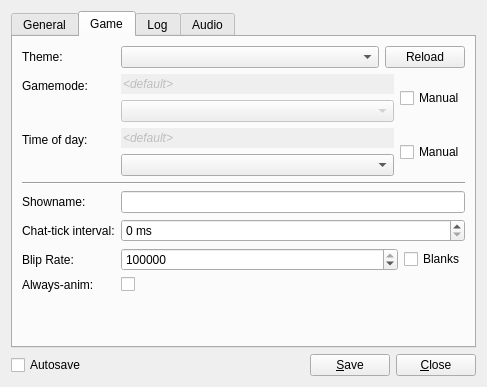
Before: the Qt Designer form res/ui/config_panel.ui in lambdcalculus/AO2-Client, drawn with Qt 5.
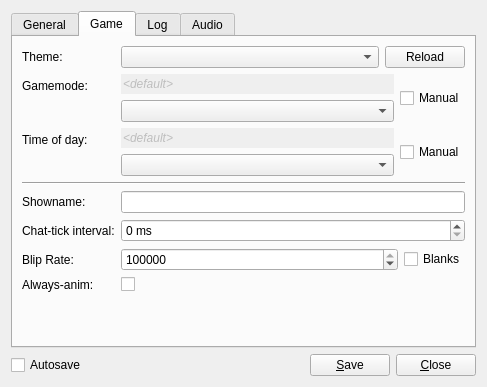
After: the same form once the commit is applied.

Commit message:
Fix manual gamemode dropdown not being enabled
* Fix manual gamemode dropdown not being enabled when manual gamemode selection is checked

What changed in the file:
```diff
--- a/res/ui/config_panel.ui
+++ b/res/ui/config_panel.ui
@@ -223,7 +223,7 @@
            <item>
             <widget class="QComboBox" name="manual_gamemode">
              <property name="enabled">
-              <bool>false</bool>
+              <bool>true</bool>
              </property>
              <property name="toolTip">
               <string>&lt;html&gt;&lt;head/&gt;&lt;body&gt;&lt;p&gt;The &lt;span style=&quot; font-weight:600; color:#0000ff;&quot;&gt;current manually selected&lt;/span&gt; gamemode.&lt;/p&gt;&lt;/body&gt;&lt;/html&gt;</string>
```
